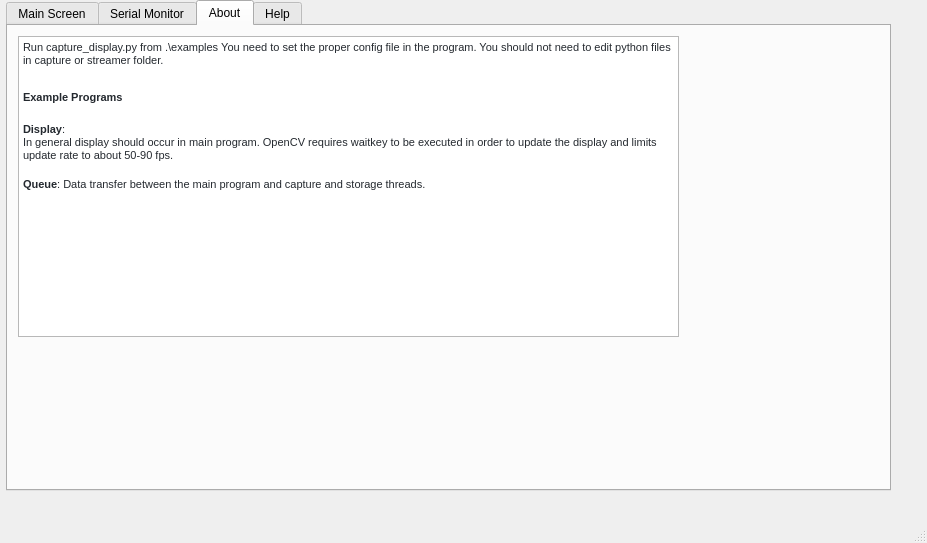
22037/22037-Camera, file qt.ui: the form before one commit.
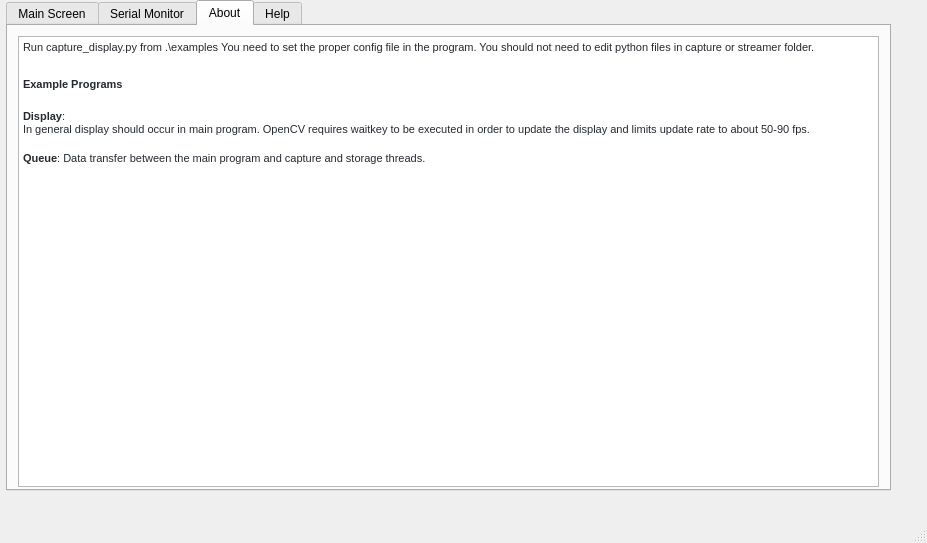
The form after the commit. The open tabs and pages were chosen to show the change.

```diff
--- a/qt.ui
+++ b/qt.ui
@@ -607,15 +607,15 @@
           <rect>
            <x>10</x>
            <y>10</y>
-           <width>661</width>
-           <height>301</height>
+           <width>861</width>
+           <height>451</height>
           </rect>
          </property>
          <property name="html">
           <string>&lt;!DOCTYPE HTML PUBLIC &quot;-//W3C//DTD HTML 4.0//EN&quot; &quot;http://www.w3.org/TR/REC-html40/strict.dtd&quot;&gt;
 &lt;html&gt;&lt;head&gt;&lt;meta name=&quot;qrichtext&quot; content=&quot;1&quot; /&gt;&lt;style type=&quot;text/css&quot;&gt;
 p, li { white-space: pre-wrap; }
-&lt;/style&gt;&lt;/head&gt;&lt;body style=&quot; font-family:'MS Shell Dlg 2'; font-size:7.8pt; font-weight:400; font-style:normal;&quot;&gt;
+&lt;/style&gt;&lt;/head&gt;&lt;body style=&quot; font-family:'MS Shell Dlg 2'; font-size:8.25pt; font-weight:400; font-style:normal;&quot;&gt;
 &lt;p style=&quot; margin-top:0px; margin-bottom:16px; margin-left:0px; margin-right:0px; -qt-block-indent:0; text-indent:0px; background-color:#ffffff;&quot;&gt;&lt;span style=&quot; font-family:'-apple-system,BlinkMacSystemFont,Segoe UI,Helvetica,Arial,sans-serif,Apple Color Emoji,Segoe UI Emoji'; font-size:8pt; color:#24292f; background-color:#ffffff;&quot;&gt;Run&lt;/span&gt;&lt;span style=&quot; font-family:'-apple-system,BlinkMacSystemFont,Segoe UI,Helvetica,Arial,sans-serif,Apple Color Emoji,Segoe UI Emoji'; font-size:8pt; color:#24292f;&quot;&gt; &lt;/span&gt;&lt;span style=&quot; font-family:'ui-monospace,SFMono-Regular,SF Mono,Menlo,Consolas,Liberation Mono,monospace'; font-size:8pt; color:#24292f;&quot;&gt;capture_display.py&lt;/span&gt;&lt;span style=&quot; font-family:'-apple-system,BlinkMacSystemFont,Segoe UI,Helvetica,Arial,sans-serif,Apple Color Emoji,Segoe UI Emoji'; font-size:8pt; color:#24292f;&quot;&gt; from &lt;/span&gt;&lt;span style=&quot; font-family:'ui-monospace,SFMono-Regular,SF Mono,Menlo,Consolas,Liberation Mono,monospace'; font-size:8pt; color:#24292f;&quot;&gt;.\examples&lt;/span&gt;&lt;span style=&quot; font-family:'-apple-system,BlinkMacSystemFont,Segoe UI,Helvetica,Arial,sans-serif,Apple Color Emoji,Segoe UI Emoji'; font-size:8pt; color:#24292f;&quot;&gt; You need to set the proper config file in the program. You should not need to edit python files in capture or streamer folder.&lt;/span&gt;&lt;/p&gt;
 &lt;p style=&quot; margin-top:24px; margin-bottom:16px; margin-left:0px; margin-right:0px; -qt-block-indent:0; text-indent:0px; line-height:125%; background-color:#ffffff;&quot;&gt;&lt;a name=&quot;user-content-example-programs&quot;&gt;&lt;/a&gt;&lt;span style=&quot; font-family:'-apple-system,BlinkMacSystemFont,Segoe UI,Helvetica,Arial,sans-serif,Apple Color Emoji,Segoe UI Emoji'; font-size:8pt; font-weight:600; color:#24292f;&quot;&gt;E&lt;/span&gt;&lt;span style=&quot; font-family:'-apple-system,BlinkMacSystemFont,Segoe UI,Helvetica,Arial,sans-serif,Apple Color Emoji,Segoe UI Emoji'; font-size:8pt; font-weight:600; color:#24292f;&quot;&gt;xample Programs&lt;/span&gt;&lt;/p&gt;
 &lt;p style=&quot; margin-top:0px; margin-bottom:16px; margin-left:0px; margin-right:0px; -qt-block-indent:0; text-indent:0px; background-color:#ffffff;&quot;&gt;&lt;span style=&quot; font-family:'-apple-system,BlinkMacSystemFont,Segoe UI,Helvetica,Arial,sans-serif,Apple Color Emoji,Segoe UI Emoji'; font-size:8pt; font-weight:600; color:#24292f;&quot;&gt;Display&lt;/span&gt;&lt;span style=&quot; font-family:'-apple-system,BlinkMacSystemFont,Segoe UI,Helvetica,Arial,sans-serif,Apple Color Emoji,Segoe UI Emoji'; font-size:8pt; color:#24292f;&quot;&gt;:&lt;br /&gt;In general display should occur in main program. OpenCV requires waitkey to be executed in order to update the display and limits update rate to about 50-90 fps.&lt;/span&gt;&lt;/p&gt;
```
Left out of the diff: 8 changed lines with no effect on the pictures.
